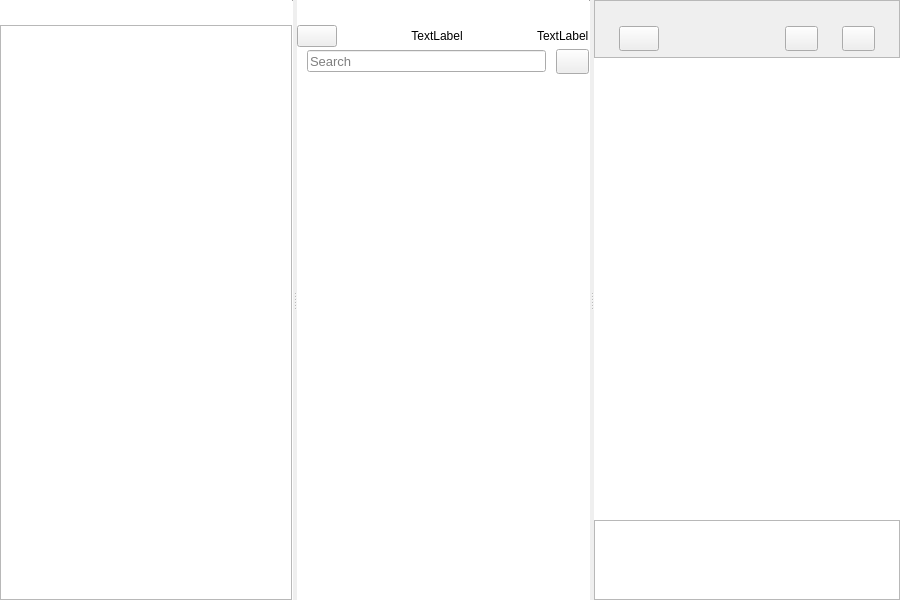
nuttyartist/notes, file src/mainwindow.ui: the form before one commit.
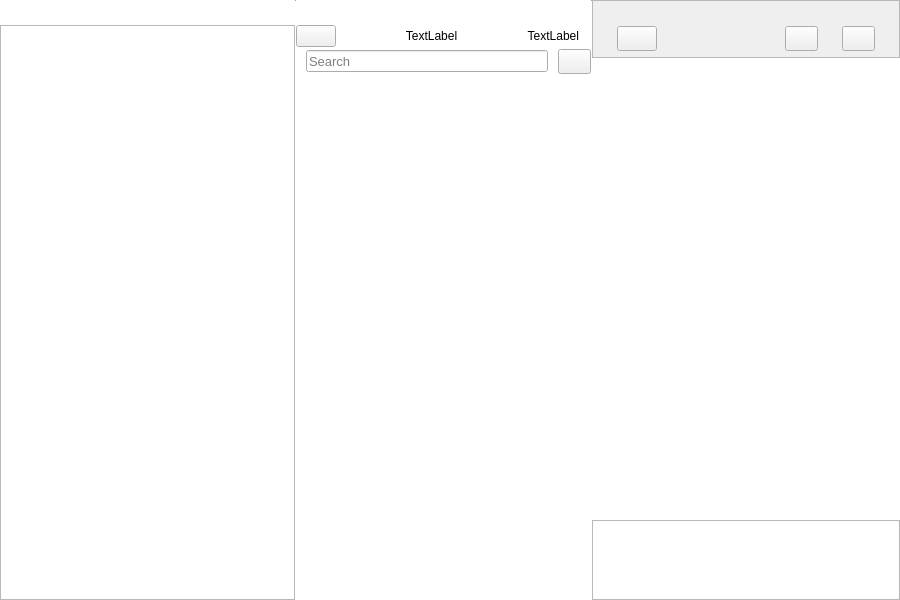
The form after the commit. Icons and pictures are not drawn. Custom widgets are drawn as their Qt base class.

Commit message: 2. We need to close the gap in the notesList background highlight. 3. We need to create a spacer so the space between the notes number and the lines is the same as the toggling of the folderPane button and the line next to it.

```diff
--- a/src/mainwindow.ui
+++ b/src/mainwindow.ui
@@ -112,6 +112,9 @@
          <property name="orientation">
           <enum>Qt::Horizontal</enum>
          </property>
+         <property name="handleWidth">
+          <number>0</number>
+         </property>
          <widget class="QFrame" name="frameLeft">
           <property name="minimumSize">
            <size>
@@ -303,8 +306,27 @@
                  <property name="text">
                   <string>TextLabel</string>
                  </property>
+                 <property name="alignment">
+                  <set>Qt::AlignRight|Qt::AlignTrailing|Qt::AlignVCenter</set>
+                 </property>
                 </widget>
                </item>
+               <item>
+                <spacer name="horizontalSpacer_4">
+                 <property name="orientation">
+                  <enum>Qt::Horizontal</enum>
+                 </property>
+                 <property name="sizeType">
+                  <enum>QSizePolicy::Minimum</enum>
+                 </property>
+                 <property name="sizeHint" stdset="0">
+                  <size>
+                   <width>12</width>
+                   <height>20</height>
+                  </size>
+                 </property>
+                </spacer>
+               </item>
               </layout>
              </item>
              <item>
```
The commit also changes 1 other file.
